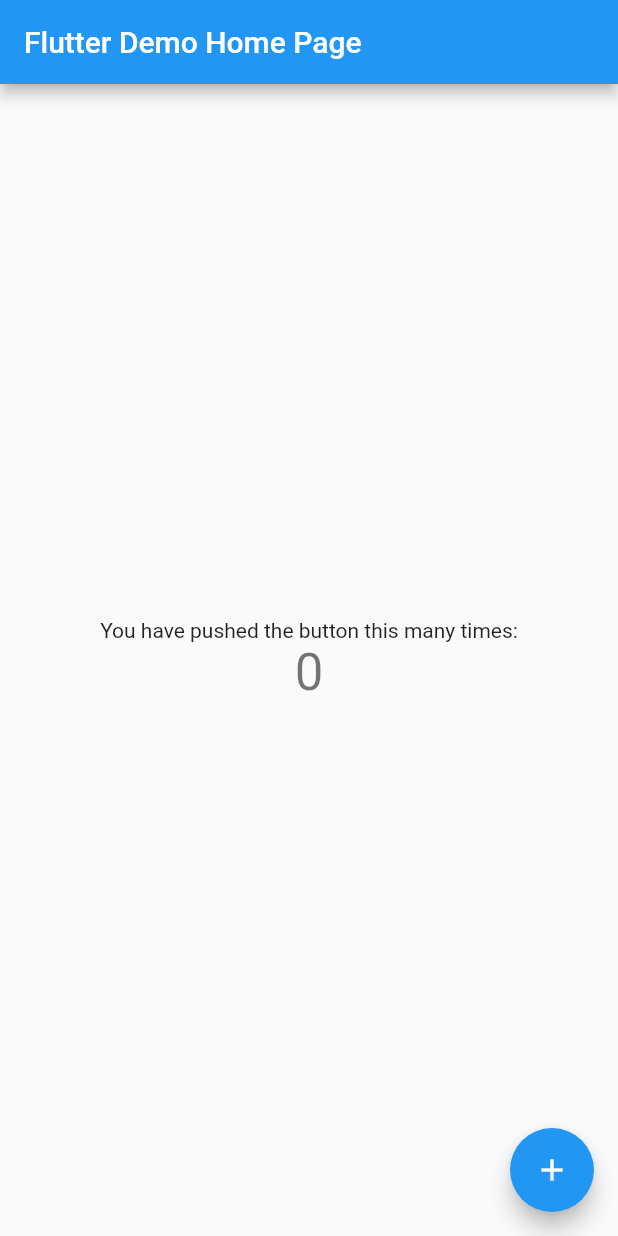
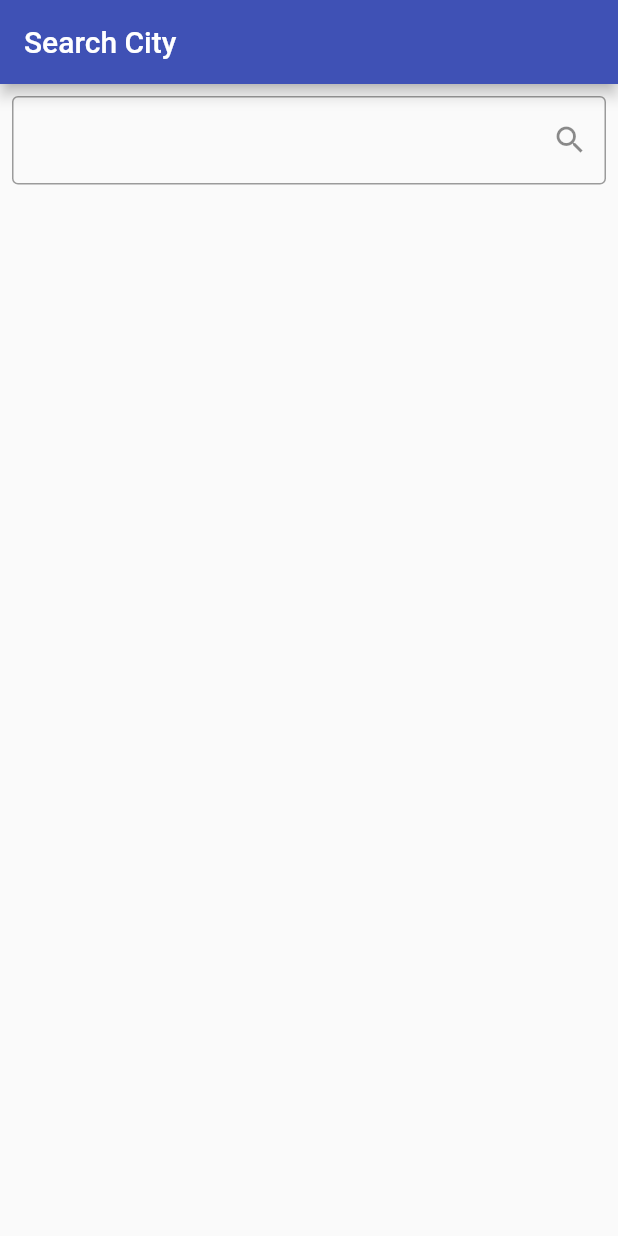
Before and after one commit to rubywai/flutter_weather_app_openweather_app, a Flutter app: the screen it shows after launch, on a phone screen of 412 x 824 dp. Run offline on Flutter 3.47's test engine with Material 2 defaults, Android fonts, the phone set to English and light mode, and no system bars; our stand-ins replace bloc, dio, flutter_bloc, retrofit; generated files the repository leaves out were written again.

Commit message:
weather app done

```diff
--- /dev/null
+++ b/lib/bloc/search_weather/search_weather_bloc.dart
@@ -0,0 +1,27 @@
+import 'dart:async';
+
+import 'package:bloc/bloc.dart';
+import 'package:meta/meta.dart';
+import 'package:dio/dio.dart';
+import 'package:untitled/data/model/city_search_model.dart';
+import 'package:untitled/data/service/weather_api_service.dart';
+
+part 'search_weather_event.dart';
+part 'search_weather_state.dart';
+
+class SearchWeatherBloc extends Bloc<SearchWeatherEvent, SearchWeatherState> {
+  final WeatherApiService _weatherApiService = WeatherApiService(Dio());
+  SearchWeatherBloc() : super(SearchWeatherInitial()) {
+    on<SearchWeather>((event, emit) async{
+       emit(SearchWeatherLoading());
+       try{
+          List<CitySearchResult> cities= await _weatherApiService.searchCity(city: event.city);
+          emit(SearchWeatherSuccess(cities));
+       }
+       catch(e){
+         print(e);
+        emit(SearchWeatherFailed());
+       }
+    });
+  }
+}
--- /dev/null
+++ b/lib/bloc/search_weather/search_weather_event.dart
@@ -0,0 +1,8 @@
+part of 'search_weather_bloc.dart';
+
+@immutable
+abstract class SearchWeatherEvent {}
+class SearchWeather extends SearchWeatherEvent{
+  final String city;
+  SearchWeather(this.city);
+}
--- /dev/null
+++ b/lib/bloc/search_weather/search_weather_state.dart
@@ -0,0 +1,11 @@
+part of 'search_weather_bloc.dart';
+
+@immutable
+abstract class SearchWeatherState {}
+class SearchWeatherInitial extends SearchWeatherState{}
+class SearchWeatherLoading extends SearchWeatherState{}
+class SearchWeatherSuccess extends SearchWeatherState{
+  final List<CitySearchResult> cities;
+  SearchWeatherSuccess(this.cities);
+}
+class SearchWeatherFailed extends SearchWeatherState{}
--- a/lib/cost/api_const.dart
+++ b/lib/cost/api_const.dart
@@ -1,6 +1,6 @@
 class ApiConst{
   static const BASE_URL = "http://api.openweathermap.org/";
-  static const CITY_SEARCH = "geo/1.0/direc";
+  static const CITY_SEARCH = "geo/1.0/direct";
   static const CURRENT_WEATHER = 'data/2.5/weather';
   static const APIKEY = '1a8ac56b8a47eeeae81e7bea8a3e57fc';
   static const UNIT = 'metric';
--- a/lib/data/service/weather_api_service.dart
+++ b/lib/data/service/weather_api_service.dart
@@ -12,7 +12,7 @@ abstract class WeatherApiService{
   @GET('${ApiConst.CITY_SEARCH}?limit=10&appid=${ApiConst.APIKEY}')
   Future<List<CitySearchResult>> searchCity({@Query('q') required String city,});
 
-  @GET('${ApiConst.CURRENT_WEATHER}?ppid=${ApiConst.APIKEY}&units=metric')
+  @GET('${ApiConst.CURRENT_WEATHER}?appid=${ApiConst.APIKEY}&units=metric')
   Future<CurrentWeatherModel> getCurrentWeather({@Query('lat') required double lat,@Query('lon') required double lon});
 
 }
--- a/lib/main.dart
+++ b/lib/main.dart
@@ -1,4 +1,6 @@
 import 'package:flutter/material.dart';
+import 'package:untitled/ui/current_weather/current_weather_screen.dart';
+import 'package:untitled/ui/search_seather/search_weather.dart';
 
 void main() {
   runApp(const MyApp());
@@ -7,109 +9,11 @@ void main() {
 class MyApp extends StatelessWidget {
   const MyApp({Key? key}) : super(key: key);
 
-  // This widget is the root of your application.
   @override
   Widget build(BuildContext context) {
-    return MaterialApp(
-      title: 'Flutter Demo',
-      theme: ThemeData(
-        // This is the theme of your application.
-        //
-        // Try running your application with "flutter run". You'll see the
-        // application has a blue toolbar. Then, without quitting the app, try
-        // changing the primarySwatch below to Colors.green and then invoke
-        // "hot reload" (press "r" in the console where you ran "flutter run",
-        // or simply save your changes to "hot reload" in a Flutter IDE).
-        // Notice that the counter didn't reset back to zero; the application
-        // is not restarted.
-        primarySwatch: Colors.blue,
-      ),
-      home: const MyHomePage(title: 'Flutter Demo Home Page'),
+    return  MaterialApp(
+      theme: ThemeData(primarySwatch: Colors.indigo),
+      home: SearchWeatherScreen(),
     );
   }
 }
-
-class MyHomePage extends StatefulWidget {
-  const MyHomePage({Key? key, required this.title}) : super(key: key);
-
-  // This widget is the home page of your application. It is stateful, meaning
-  // that it has a State object (defined below) that contains fields that affect
-  // how it looks.
-
-  // This class is the configuration for the state. It holds the values (in this
-  // case the title) provided by the parent (in this case the App widget) and
-  // used by the build method of the State. Fields in a Widget subclass are
-  // always marked "final".
-
-  final String title;
-
-  @override
-  State<MyHomePage> createState() => _MyHomePageState();
-}
-
-class _MyHomePageState extends State<MyHomePage> {
-  int _counter = 0;
-
-  void _incrementCounter() {
-    setState(() {
-      // This call to setState tells the Flutter framework that something has
-      // changed in this State, which causes it to rerun the build method below
-      // so that the display can reflect the updated values. If we changed
-      // _counter without calling setState(), then the build method would not be
-      // called again, and so nothing would appear to happen.
-      _counter++;
-    });
-  }
-
-  @override
-  Widget build(BuildContext context) {
-    // This method is rerun every time setState is called, for instance as done
-    // by the _incrementCounter method above.
-    //
-    // The Flutter framework has been optimized to make rerunning build methods
-    // fast, so that you can just rebuild anything that needs updating rather
-    // than having to individually change instances of widgets.
-    return Scaffold(
-      appBar: AppBar(
-        // Here we take the value from the MyHomePage object that was created by
-        // the App.build method, and use it to set our appbar title.
-        title: Text(widget.title),
-      ),
-      body: Center(
-        // Center is a layout widget. It takes a single child and positions it
-        // in the middle of the parent.
-        child: Column(
-          // Column is also a layout widget. It takes a list of children and
-          // arranges them vertically. By default, it sizes itself to fit its
-          // children horizontally, and tries to be as tall as its parent.
-          //
-          // Invoke "debug painting" (press "p" in the console, choose the
-          // "Toggle Debug Paint" action from the Flutter Inspector in Android
-          // Studio, or the "Toggle Debug Paint" command in Visual Studio Code)
-          // to see the wireframe for each widget.
-          //
-          // Column has various properties to control how it sizes itself and
-          // how it positions its children. Here we use mainAxisAlignment to
-          // center the children vertically; the main axis here is the vertical
-          // axis because Columns are vertical (the cross axis would be
-          // horizontal).
-          mainAxisAlignment: MainAxisAlignment.center,
-          children: <Widget>[
-            const Text(
-              'You have pushed the button this many times:',
-            ),
-            Text(
-              '$_counter',
-              style: Theme.of(context).textTheme.headline4,
-            ),
-          ],
-        ),
-      ),
-      floatingActionButton: FloatingActionButton(
-        onPressed: _incrementCounter,
-        tooltip: 'Increment',
-        child: const Icon(Icons.add),
-      ), // This trailing comma makes auto-formatting nicer for build methods.
-    );
-  }
-}
--- /dev/null
+++ b/lib/ui/search_seather/search_weather.dart
@@ -0,0 +1,86 @@
+import 'package:flutter/material.dart';
+import 'package:flutter_bloc/flutter_bloc.dart';
+import 'package:untitled/bloc/search_weather/search_weather_bloc.dart';
+import 'package:untitled/data/model/city_search_model.dart';
+import 'package:untitled/ui/current_weather/current_weather_screen.dart';
+
+class SearchWeatherScreen extends StatefulWidget {
+  const SearchWeatherScreen({Key? key}) : super(key: key);
+
+  @override
+  State<SearchWeatherScreen> createState() => _SearchWeatherScreenState();
+}
+
+class _SearchWeatherScreenState extends State<SearchWeatherScreen> {
+  final TextEditingController _searchController = TextEditingController();
+  final SearchWeatherBloc _searchWeatherBloc = SearchWeatherBloc();
+
+  @override
+  Widget build(BuildContext context) {
+    return BlocProvider(
+      create: (context) => _searchWeatherBloc,
+      child: Scaffold(
+        appBar: AppBar(title: const Text('Search City'),),
+        body: Column(
+          children: [
+            Padding(
+              padding: const EdgeInsets.all(8.0),
+              child: TextField(
+                controller: _searchController,
+                decoration: InputDecoration(
+                    border: const OutlineInputBorder(),
+                    suffixIcon: IconButton(
+                      icon: const Icon(Icons.search),
+                      onPressed: () {
+                        _searchWeatherBloc.add(
+                            SearchWeather(_searchController.text));
+                      },
+                    )
+                ),
+              ),
+            ),
+            BlocBuilder<SearchWeatherBloc, SearchWeatherState>(
+              builder: (context, state) {
+                if(state is SearchWeatherLoading){
+                  return const Center(child: CircularProgressIndicator(),);
+                }
+                else if(state is SearchWeatherSuccess){
+                  List<CitySearchResult> cities = state.cities;
+                  return Expanded(
+                    child: ListView.builder(
+                        itemCount: cities.length,
+                        itemBuilder: (context,index){
+                          CitySearchResult city = cities[index];
+                          return InkWell(
+                            onTap: (){
+                              Navigator.push(
+                                  context,
+                                  MaterialPageRoute(builder: (_) => CurrentWeather(lat: city.lat ?? 0, long: city.lon ?? 0)));
+                            },
+                            child: Padding(
+                              padding: const EdgeInsets.symmetric(horizontal: 8.0),
+                              child: Card(
+                                elevation : 0,
+                                child: ListTile(
+                                  title: Text(city.name ?? ''),
+                                  subtitle: Text(city.country ?? ''),
+                                ),
+                              ),
+                            ),
+                          );
+                        }),
+                  );
+                }
+                else if(state is SearchWeatherFailed){
+                  return const Center(child: Text('Something wrong'),);
+                }
+                return Container();
+              },
+            ),
+
+          ],
+        ),
+      ),
+    );
+  }
+}
--- a/pubspec.yaml
+++ b/pubspec.yaml
@@ -18,7 +18,7 @@ publish_to: 'none' # Remove this line if you wish to publish to pub.dev
 version: 1.0.0+1
 
 environment:
-  sdk: ">=2.17.6 <3.0.0"
+  sdk: ">=2.17.1 <3.0.0"
 
 # Dependencies specify other packages that your package needs in order to work.
 # To automatically upgrade your package dependencies to the latest versions
```
Also changed, not shown: lib/bloc/current_weather/current_weather_bloc.dart (added, +26 -0 lines), lib/bloc/current_weather/current_weather_event.dart (added, +10 -0 lines), lib/bloc/current_weather/current_weather_state.dart (added, +11 -0 lines), lib/ui/current_weather/current_weather_screen.dart (added, +92 -0 lines), lib/data/service/weather_api_service.g.dart, pubspec.lock.
